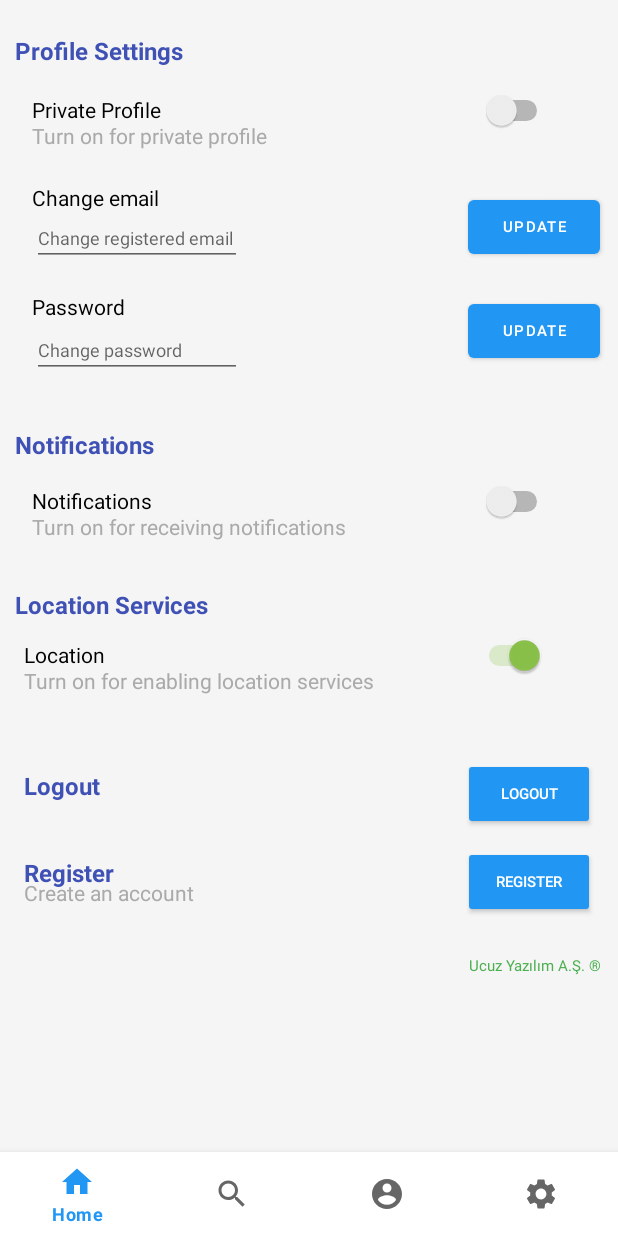
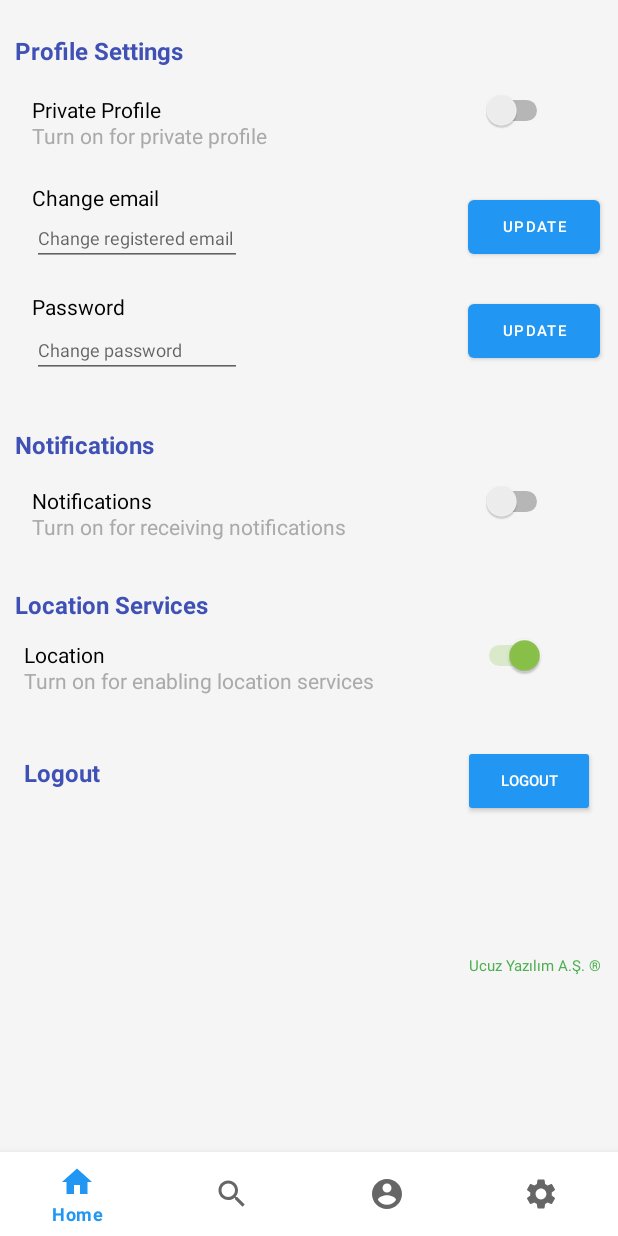
Before and after one commit to aemirbosnak/BilGit, an Android app: the SettingsFragment screen opened through its navigation route, on a phone screen of 412 x 824 dp. Run offline under Robolectric (Android 15) with nearby library versions, the phone set to English and light mode, and no system bars; our stand-ins replace Firebase (no records; nobody signed in at launch, a user with empty details on screens opened directly); 2 statements that could not run were skipped.

Commit message:
* Checks if username to be registered is already exists or not (REGISTER at settings_fragment.xml  deleted)

```diff
--- a/app/src/main/java/com/example/trybil/view/SettingsFragment.java
+++ b/app/src/main/java/com/example/trybil/view/SettingsFragment.java
@@ -16,7 +16,6 @@ import androidx.lifecycle.ViewModelProvider;
 import com.example.trybil.databinding.SettingsFragmentBinding;
 import com.example.trybil.model.LocationService;
 import com.example.trybil.viewmodel.AuthViewModel;
-import com.example.trybil.viewmodel.SettingsViewModel;
 import com.google.firebase.auth.FirebaseAuth;
 import com.google.firebase.auth.FirebaseAuthProvider;
 import com.google.firebase.database.DatabaseReference;
@@ -24,7 +23,6 @@ import com.google.firebase.database.FirebaseDatabase;
 
 public class SettingsFragment extends Fragment {
     private SettingsFragmentBinding settingsFragmentBinding;
-    private SettingsViewModel mViewModel;
     private AuthViewModel authViewModel;
     private DatabaseReference databaseReference;
     private FirebaseAuth auth;
@@ -32,7 +30,6 @@ public class SettingsFragment extends Fragment {
     @Override
     public void onCreate(@Nullable Bundle savedInstanceState) {
         super.onCreate(savedInstanceState);
-        mViewModel = new ViewModelProvider(getActivity()).get(SettingsViewModel.class);
         authViewModel = new ViewModelProvider(this).get(AuthViewModel.class);
         databaseReference = FirebaseDatabase.getInstance().getReference();
         auth = FirebaseAuth.getInstance();
--- a/app/src/main/res/layout/settings_fragment.xml
+++ b/app/src/main/res/layout/settings_fragment.xml
@@ -43,19 +43,6 @@
             app:layout_constraintStart_toEndOf="@+id/logoutLabel"
             app:layout_constraintTop_toTopOf="@+id/logoutLabel"
             app:layout_constraintVertical_bias="0.533" />
-
-        <Button
-            android:id="@+id/registerButton"
-            android:text="Register"
-            style="@style/Widget.AppCompat.Button"
-            android:layout_width="88dp"
-            android:layout_height="48dp"
-            android:textSize="10sp"
-            app:layout_constraintBottom_toBottomOf="@+id/registerLabel"
-            app:layout_constraintEnd_toEndOf="parent"
-            app:layout_constraintHorizontal_bias="0.860"
-            app:layout_constraintStart_toEndOf="@+id/registerLabel"
-            app:layout_constraintTop_toTopOf="@+id/registerLabel" />
 
         <Switch
             android:id="@+id/privateProfile"
@@ -255,41 +242,12 @@
             android:textColor="@color/purple_700"
             android:textSize="16sp"
             android:textStyle="bold"
-            app:layout_constraintBottom_toTopOf="@+id/registerLabel"
-            app:layout_constraintEnd_toEndOf="parent"
-            app:layout_constraintHorizontal_bias="0.075"
-            app:layout_constraintStart_toStartOf="parent"
-            app:layout_constraintTop_toTopOf="parent"
-            app:layout_constraintVertical_bias="0.954" />
-
-        <TextView
-            android:id="@+id/registerLabel"
-            android:layout_width="199dp"
-            android:layout_height="34dp"
-            android:layout_marginTop="130dp"
-            android:text="Register"
-            android:textColor="@color/purple_700"
-            android:textSize="16sp"
-            android:textStyle="bold"
             app:layout_constraintBottom_toBottomOf="parent"
             app:layout_constraintEnd_toEndOf="parent"
             app:layout_constraintHorizontal_bias="0.075"
             app:layout_constraintStart_toStartOf="parent"
             app:layout_constraintTop_toTopOf="parent"
-            app:layout_constraintVertical_bias="0.561" />
-
-        <TextView
-            android:id="@+id/textView23"
-            android:layout_width="wrap_content"
-            android:layout_height="wrap_content"
-            android:text="Create an account"
-            android:textColor="@android:color/darker_gray"
-            app:layout_constraintBottom_toBottomOf="@+id/registerLabel"
-            app:layout_constraintEnd_toEndOf="@+id/registerLabel"
-            app:layout_constraintHorizontal_bias="0.0"
-            app:layout_constraintStart_toStartOf="@+id/registerLabel"
-            app:layout_constraintTop_toTopOf="@+id/registerLabel"
-            app:layout_constraintVertical_bias="1.0" />
+            app:layout_constraintVertical_bias="0.55" />
 
         <Button
             android:id="@+id/updateEmailBtn"
```
